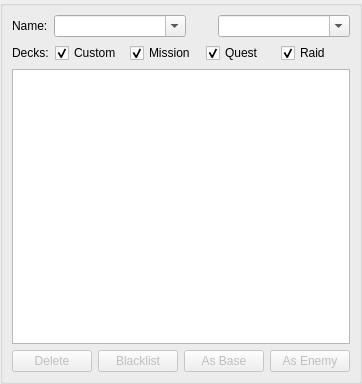
WarrantyVoid/tyrant-optimize-gui, file DeckManagementWidget.ui: the form before one commit.
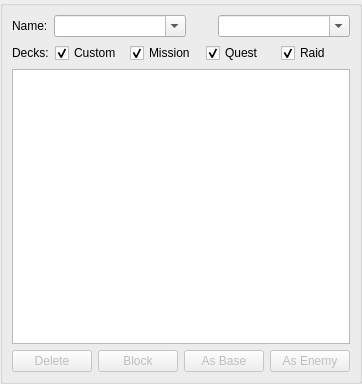
The form after the commit. Icons and pictures are not drawn.

Diff of the .ui file:
```diff
--- a/DeckManagementWidget.ui
+++ b/DeckManagementWidget.ui
@@ -6,7 +6,7 @@
    <rect>
     <x>0</x>
     <y>0</y>
-    <width>342</width>
+    <width>340</width>
     <height>384</height>
    </rect>
   </property>
@@ -201,7 +201,7 @@
            <bool>false</bool>
           </property>
           <property name="text">
-           <string>Blacklist</string>
+           <string>Block</string>
           </property>
           <property name="icon">
            <iconset resource="main.qrc">
```
Left out of the diff: 4 changed lines with no effect on the pictures.
